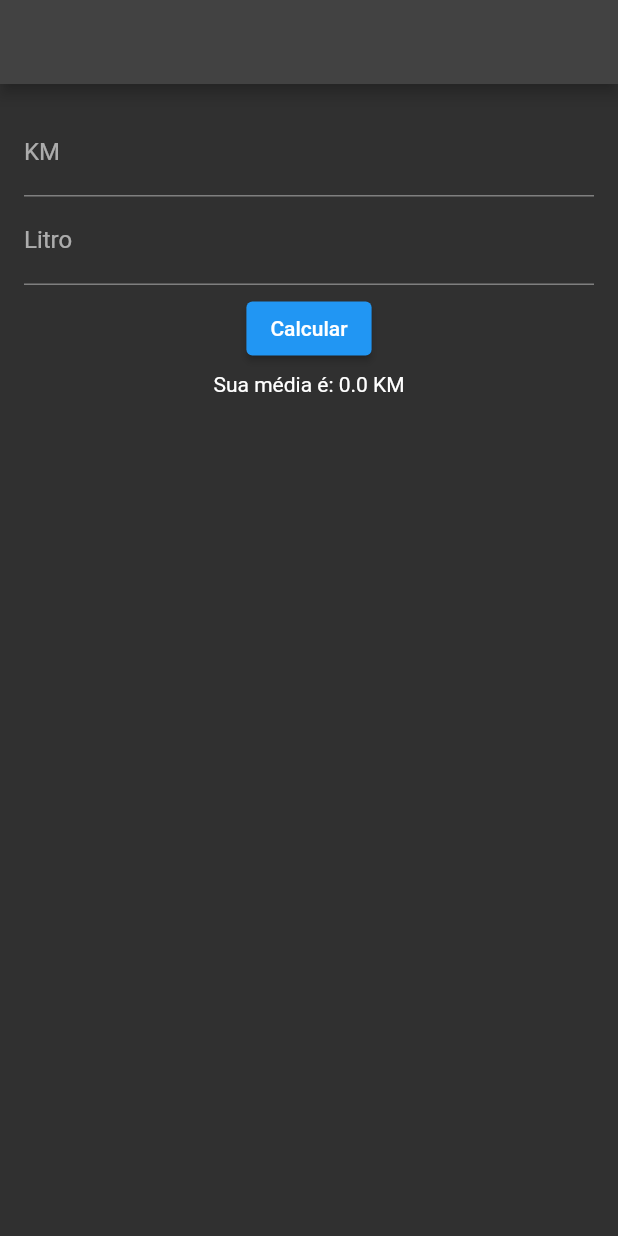
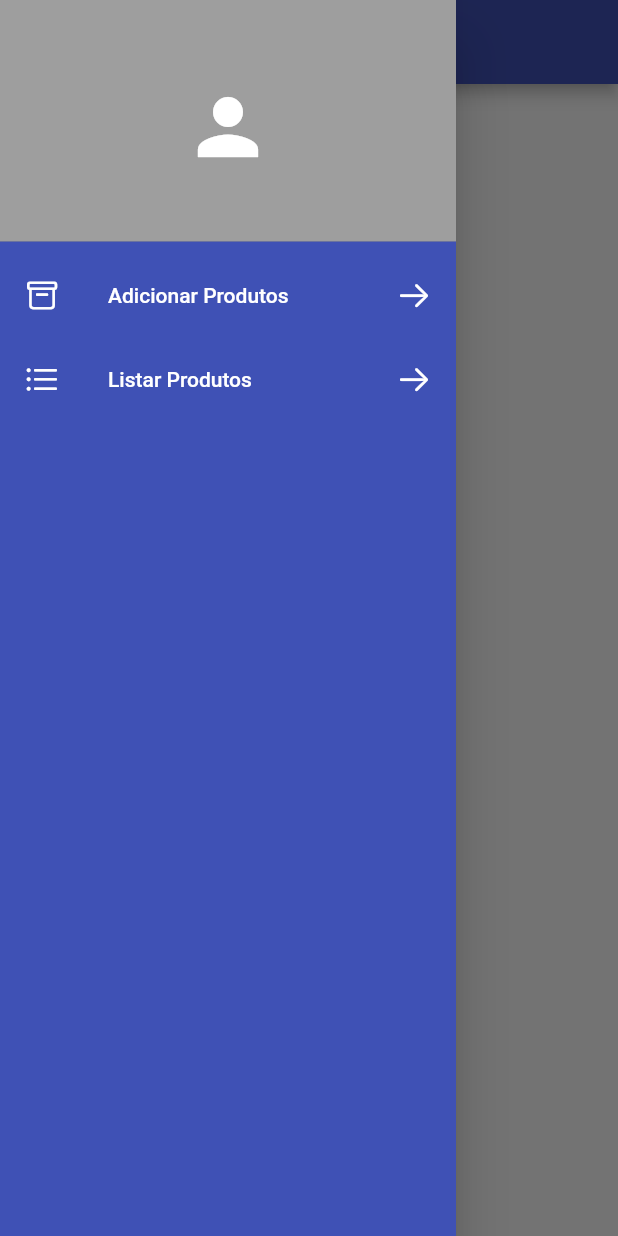
Before and after one commit to huandres-schmidt/flutter-senai-2025, a Flutter app: the screen it shows after launch, with the side drawer open (before the commit the screen has no drawer), on a phone screen of 412 x 824 dp. Run offline on Flutter 3.47's test engine with Material 3 defaults, Android fonts, the light colour scheme and no system bars; our stand-ins replace get.

Commit message:
commit 2

```diff
--- /dev/null
+++ b/lib/components/drawer_header_custom.dart
@@ -0,0 +1,17 @@
+import 'package:flutter/material.dart';
+
+class DrawerHeaderCustom extends StatelessWidget {
+  const DrawerHeaderCustom({super.key});
+
+  @override
+  Widget build(BuildContext context) {
+    return DrawerHeader(
+      decoration: BoxDecoration(color: Colors.grey),
+      child: Icon(
+        Icons.person,
+        color: Colors.white,
+        size: 60,
+      ),
+    );
+  }
+}
--- /dev/null
+++ b/lib/components/list_tile_custom.dart
@@ -0,0 +1,30 @@
+import 'package:flutter/cupertino.dart';
+import 'package:flutter/material.dart';
+
+class ListTileCustom extends StatelessWidget {
+  const ListTileCustom({
+    super.key,
+    required this.label,
+    required this.icon,
+    required this.onTap,
+  });
+
+  final String label;
+  final IconData icon;
+  final Function() onTap;
+
+  @override
+  Widget build(BuildContext context) {
+    return ListTile(
+      onTap: onTap,
+      title: Text(
+        label,
+        style: TextStyle(
+          color: Colors.white,
+        ),
+      ),
+      leading: Icon(icon, color: Colors.white),
+      trailing: Icon(CupertinoIcons.arrow_right, color: Colors.white),
+    );
+  }
+}
--- a/lib/main.dart
+++ b/lib/main.dart
@@ -1,5 +1,8 @@
-import 'package:aula01/screens/imc_page.dart';
+import 'package:app_produto/screens/home_screen.dart';
+import 'package:app_produto/screens/produto_list_screen.dart';
+import 'package:app_produto/screens/produto_screen.dart';
 import 'package:flutter/material.dart';
+import 'package:get/get.dart';
 
 void main() {
   runApp(const MyApp());
@@ -10,13 +13,22 @@ class MyApp extends StatelessWidget {
 
   @override
   Widget build(BuildContext context) {
-    return MaterialApp(
-      title: 'Flutter Demo',
-      theme: ThemeData.dark(
-       useMaterial3: false,
+    return GetMaterialApp(
+      debugShowCheckedModeBanner: false,
+      theme: ThemeData(
+        useMaterial3: false,
+        appBarTheme: AppBarTheme(
+          backgroundColor: Colors.indigo,
+          centerTitle: true,
+        ),
       ),
-      debugShowCheckedModeBanner: false,
-      home: const ImcPage(),
+      title: 'App Produto',
+      initialRoute: '/',
+      getPages: [
+        GetPage(name: '/', page: () => HomeScreen()),
+        GetPage(name: '/produto', page: () => ProdutoScreen()),
+        GetPage(name: '/produto_list', page: () => ProdutoListScreen()),
+      ],
     );
   }
 }
--- /dev/null
+++ b/lib/screens/home_screen.dart
@@ -0,0 +1,42 @@
+import 'package:app_produto/components/drawer_header_custom.dart';
+import 'package:app_produto/components/list_tile_custom.dart';
+import 'package:flutter/material.dart';
+import 'package:flutter/cupertino.dart';
+import 'package:get/get.dart';
+
+class HomeScreen extends StatefulWidget {
+  const HomeScreen({super.key});
+
+  @override
+  State<HomeScreen> createState() => _HomeScreenState();
+}
+
+class _HomeScreenState extends State<HomeScreen> {
+  @override
+  Widget build(BuildContext context) {
+    return Scaffold(
+      appBar: AppBar(
+        centerTitle: true,
+        title: Text('Bem vindo(a)'),
+      ),
+      drawer: Drawer(
+        backgroundColor: Colors.indigo,
+        child: ListView(
+          children: [
+            DrawerHeaderCustom(),
+            ListTileCustom(
+              label: 'Adicionar Produtos',
+              icon: CupertinoIcons.archivebox,
+              onTap: () => Get.toNamed('/produto'),
+            ),
+            ListTileCustom(
+              label: 'Listar Produtos',
+              icon: CupertinoIcons.list_bullet,
+              onTap: () => Get.toNamed('/produto_list'),
+            ),
+          ],
+        ),
+      ),
+    );
+  }
+}
--- /dev/null
+++ b/lib/services/produto_service.dart
@@ -0,0 +1,25 @@
+import 'dart:convert';
+
+import 'package:app_produto/models/produto_model.dart';
+import 'package:http/http.dart' as http;
+
+const String baseURL = 'http://localhost:8080/produtos';
+
+class ProdutoService {
+  final http.Client _client;
+
+  ProdutoService({http.Client? client}) : _client = client ?? http.Client();
+
+  Future<List<ProdutoModel>> getAll() async {
+    final res = await _client.get(Uri.parse('$baseURL/listar'));
+
+    if (res.statusCode >= 200 && res.statusCode < 300) {
+      final List<dynamic> jsonList = jsonDecode(res.body);
+      return jsonList.map((e) => ProdutoModel.fromJson(e)).toList();
+    }
+
+    throw Exception(
+      'Ocorreu um erro ao tentar listar produtos: ${res.statusCode}',
+    );
+  }
+}
```
Also changed, not shown: lib/controllers/produto_controller.dart (added, +13 -0 lines), lib/models/produto_model.dart (added, +31 -0 lines), lib/screens/produto_list_screen.dart (added, +14 -0 lines), lib/screens/produto_screen.dart (added, +19 -0 lines), pubspec.yaml (+7 -12 lines), pubspec.lock, 17 other files.
